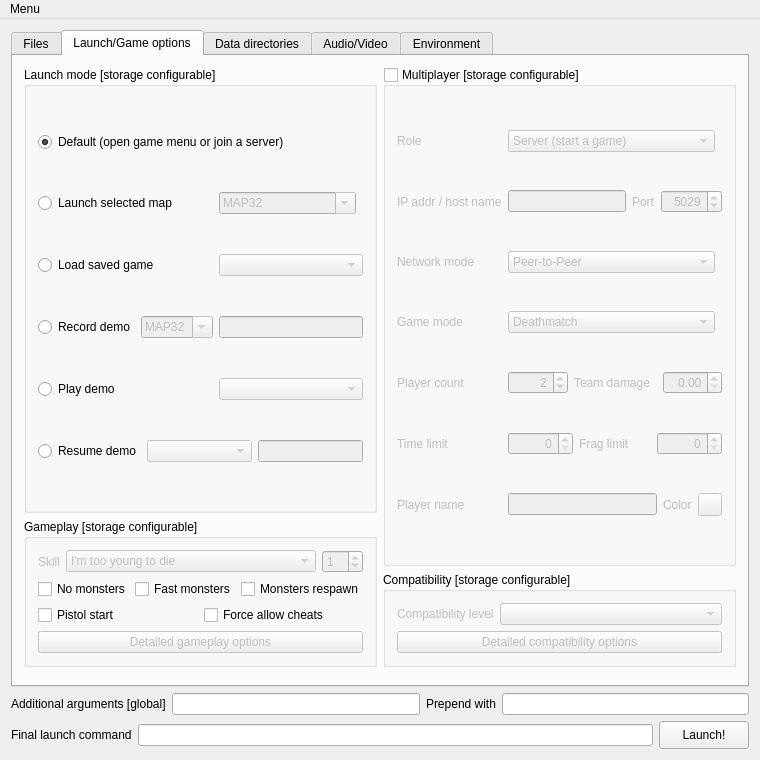
This is Forms/MainWindow.ui in Youda008/DoomRunner as Qt 5 draws it before an edit. The edited form follows.
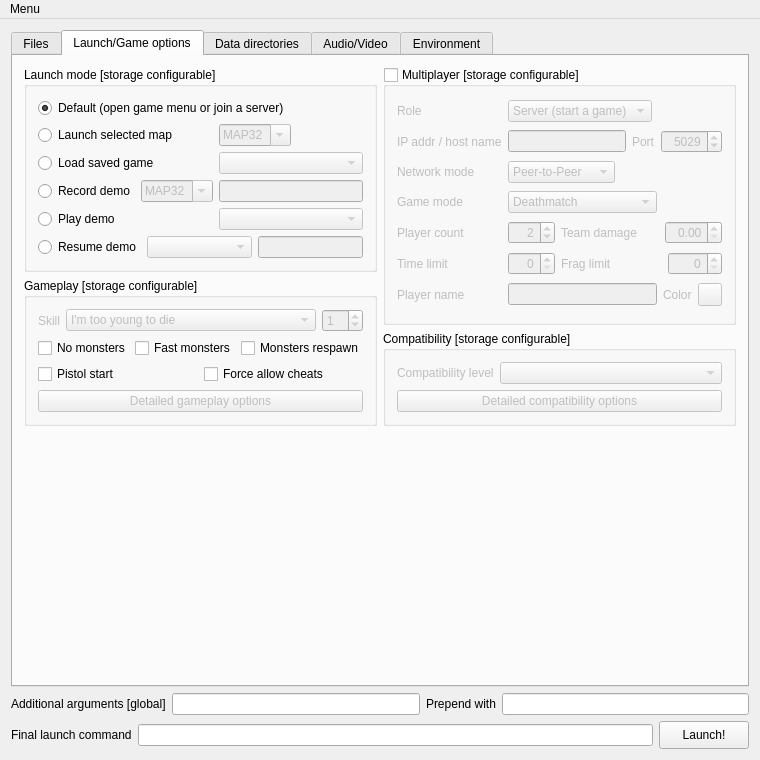
This is the edited form. The open tabs and pages were chosen to show the change. Icons and pictures are not drawn. Custom widgets are drawn as their Qt base class.

Commit message: fixed the size policy and tooltips of the mod buttons

Diff of the .ui file:
```diff
--- a/Forms/MainWindow.ui
+++ b/Forms/MainWindow.ui
@@ -648,6 +648,12 @@
                    <property name="orientation">
                     <enum>Qt::Horizontal</enum>
                    </property>
+                   <property name="sizeHint" stdset="0">
+                    <size>
+                     <width>0</width>
+                     <height>0</height>
+                    </size>
+                   </property>
                   </spacer>
                  </item>
                 </layout>
@@ -1038,6 +1044,12 @@
                    <property name="orientation">
                     <enum>Qt::Horizontal</enum>
                    </property>
+                   <property name="sizeHint" stdset="0">
+                    <size>
+                     <width>0</width>
+                     <height>0</height>
+                    </size>
+                   </property>
                   </spacer>
                  </item>
                 </layout>
@@ -1150,6 +1162,12 @@
                    <property name="orientation">
                     <enum>Qt::Horizontal</enum>
                    </property>
+                   <property name="sizeHint" stdset="0">
+                    <size>
+                     <width>0</width>
+                     <height>0</height>
+                    </size>
+                   </property>
                   </spacer>
                  </item>
                 </layout>
@@ -1220,6 +1238,12 @@
                    <property name="orientation">
                     <enum>Qt::Horizontal</enum>
                    </property>
+                   <property name="sizeHint" stdset="0">
+                    <size>
+                     <width>0</width>
+                     <height>0</height>
+                    </size>
+                   </property>
                   </spacer>
                  </item>
                 </layout>
@@ -1279,6 +1303,12 @@
                    <property name="orientation">
                     <enum>Qt::Horizontal</enum>
                    </property>
+                   <property name="sizeHint" stdset="0">
+                    <size>
+                     <width>0</width>
+                     <height>0</height>
+                    </size>
+                   </property>
                   </spacer>
                  </item>
                  <item>
@@ -1348,6 +1378,12 @@
                    <property name="orientation">
                     <enum>Qt::Horizontal</enum>
                    </property>
+                   <property name="sizeHint" stdset="0">
+                    <size>
+                     <width>0</width>
+                     <height>0</height>
+                    </size>
+                   </property>
                   </spacer>
                  </item>
                  <item>
@@ -1482,6 +1518,12 @@
           <property name="orientation">
            <enum>Qt::Vertical</enum>
           </property>
+          <property name="sizeHint" stdset="0">
+           <size>
+            <width>0</width>
+            <height>0</height>
+           </size>
+          </property>
          </spacer>
         </item>
        </layout>
```
Left out of the diff: 76 changed lines with no effect on the pictures. The commit also changes 2 other files.
